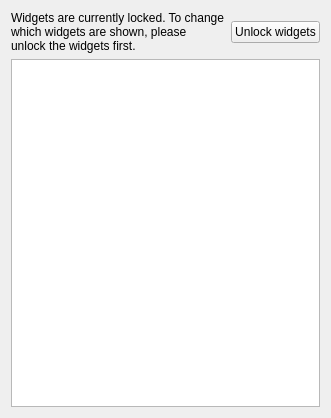
Qt form plasma/generic/applets/systemtray/ui/plasmoidtasks.ui (mgottschlag/kwin-tiling) before a commit.
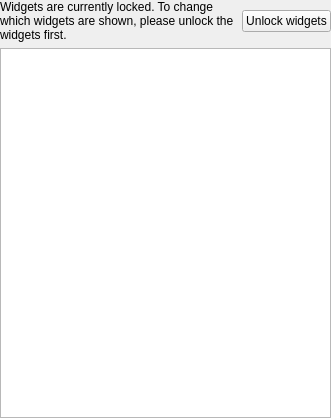
The same form after that commit. Custom widgets are drawn as their Qt base class.

Commit message: put the category config in a KCategorizedview alongside plasmoids. that view will migrate in the first page of the config ui

```diff
--- a/plasma/generic/applets/systemtray/ui/plasmoidtasks.ui
+++ b/plasma/generic/applets/systemtray/ui/plasmoidtasks.ui
@@ -11,6 +11,9 @@
    </rect>
   </property>
   <layout class="QGridLayout" name="gridLayout">
+   <property name="margin">
+    <number>0</number>
+   </property>
    <item row="0" column="0">
     <widget class="QLabel" name="unlockLabel">
      <property name="text">
@@ -29,10 +32,17 @@
     </widget>
    </item>
    <item row="1" column="0" colspan="2">
-    <widget class="QListWidget" name="applets"/>
+    <widget class="KCategorizedView" name="visibleItemsView"/>
    </item>
   </layout>
  </widget>
+ <customwidgets>
+  <customwidget>
+   <class>KCategorizedView</class>
+   <extends>QListView</extends>
+   <header location="global">kcategorizedview.h</header>
+  </customwidget>
+ </customwidgets>
  <resources/>
  <connections/>
 </ui>
```
The commit also changes 2 other files.
